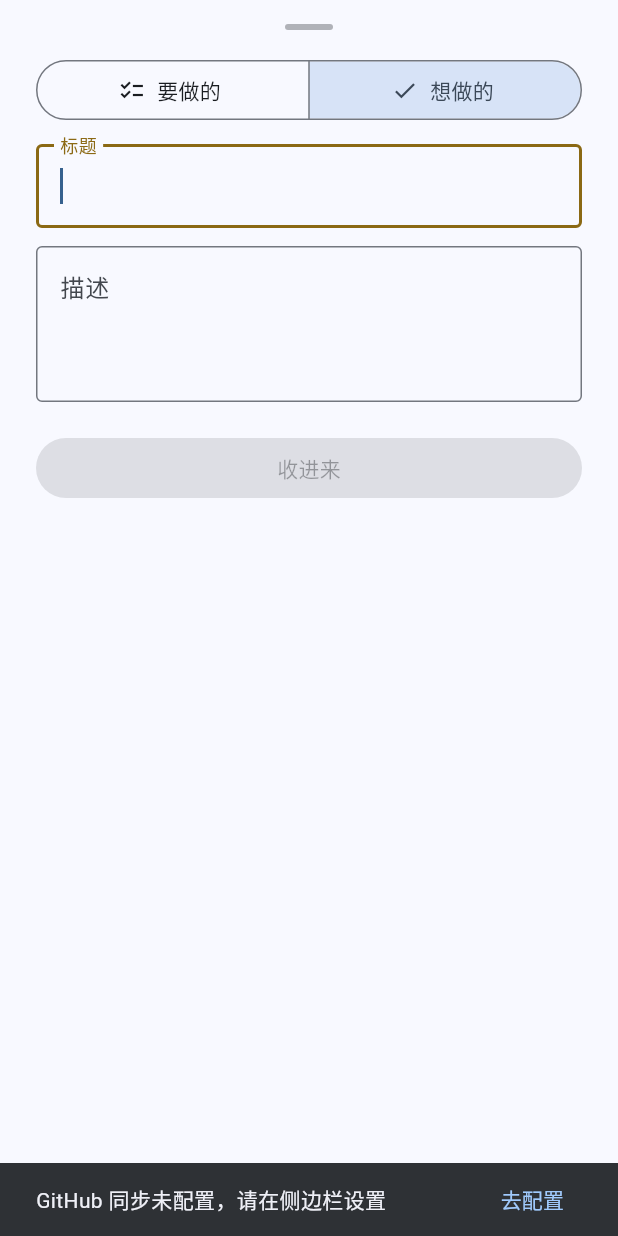
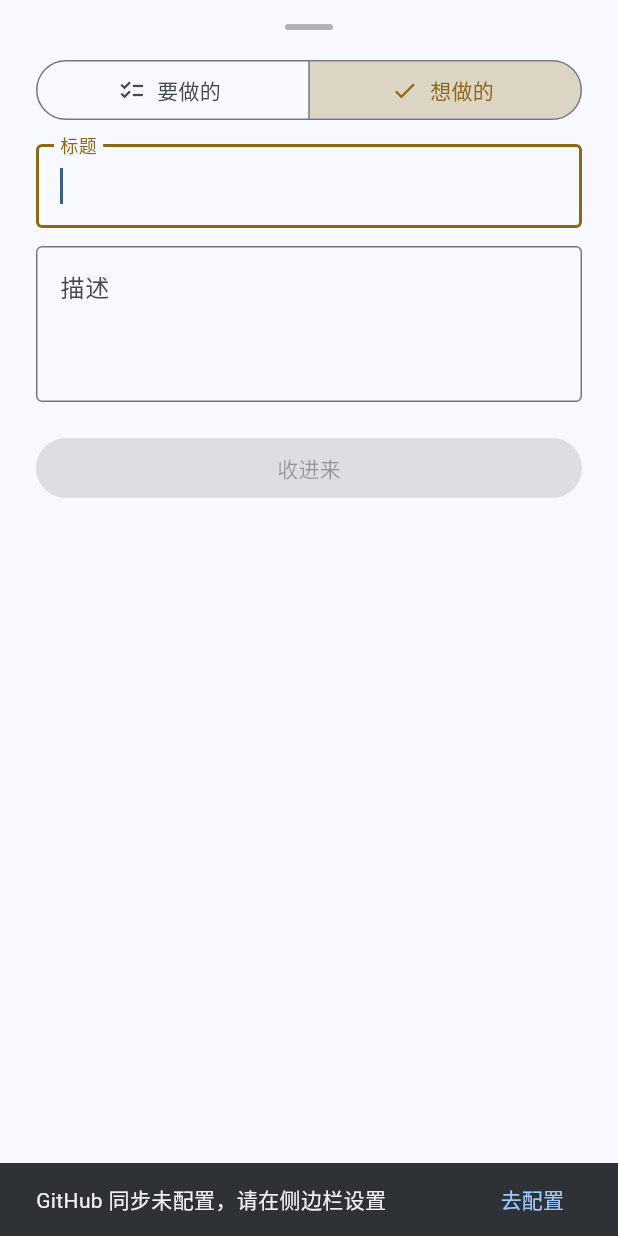
Before and after one commit to qq-24/todolist, a Flutter app: the TodoEditSheet widget shown alone on an empty page, opened directly, after a tap on "想做的", on a phone screen of 412 x 824 dp. Run offline on Flutter 3.47's test engine with Material 3 defaults, Android fonts, the phone set to English and light mode, and no system bars; our stand-ins replace google_fonts, shared_preferences; missing offline and left inert: hotkey_manager, launch_at_startup, local_notifier, tray_manager, window_manager; accounts and stored records are empty.

Commit message:
fix: edit sheet segmented warm color, scrollable blank area on desktop

```diff
--- a/lib/screens/home_screen.dart
+++ b/lib/screens/home_screen.dart
@@ -335,11 +335,11 @@ class _HomeScreenState extends State<HomeScreen> with WidgetsBindingObserver, Wi
       ),
       drawer: const AppDrawer(),
       drawerEdgeDragWidth: armedId != null ? 0 : MediaQuery.of(context).size.width * 0.5,
-      body: Center(child: ConstrainedBox(
-        constraints: const BoxConstraints(maxWidth: 600),
-        child: GestureDetector(
+      body: GestureDetector(
         onTap: () => armedNotifier.value = null,
         behavior: HitTestBehavior.translucent,
+        child: Center(child: ConstrainedBox(
+        constraints: const BoxConstraints(maxWidth: 600),
         child: todos.isEmpty
           ? Center(
               child: Column(
--- a/lib/widgets/todo_edit_sheet.dart
+++ b/lib/widgets/todo_edit_sheet.dart
@@ -235,6 +235,20 @@ class _TodoEditSheetState extends State<TodoEditSheet> {
 
           // 类型选择
           SegmentedButton<TodoKind>(
+            style: ButtonStyle(
+              backgroundColor: WidgetStateProperty.resolveWith((states) {
+                if (states.contains(WidgetState.selected)) {
+                  return isWish ? accentColor.withValues(alpha: 0.25) : colorScheme.secondaryContainer;
+                }
+                return Colors.transparent;
+              }),
+              foregroundColor: WidgetStateProperty.resolveWith((states) {
+                if (states.contains(WidgetState.selected)) {
+                  return isWish ? accentColor : colorScheme.onSecondaryContainer;
+                }
+                return colorScheme.onSurfaceVariant;
+              }),
+            ),
             segments: const [
               ButtonSegment(value: TodoKind.task, icon: Icon(Icons.checklist), label: Text('要做的')),
               ButtonSegment(value: TodoKind.wish, icon: Icon(Icons.auto_awesome), label: Text('想做的')),
```
